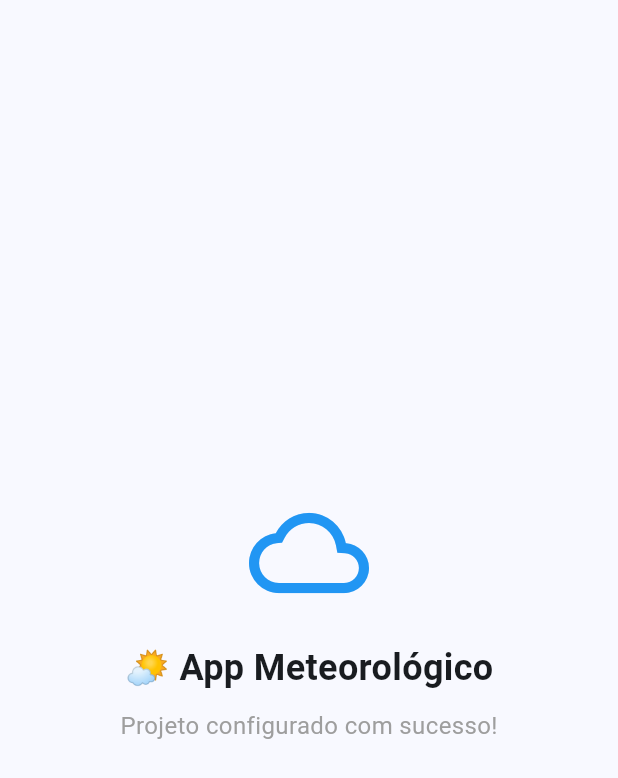
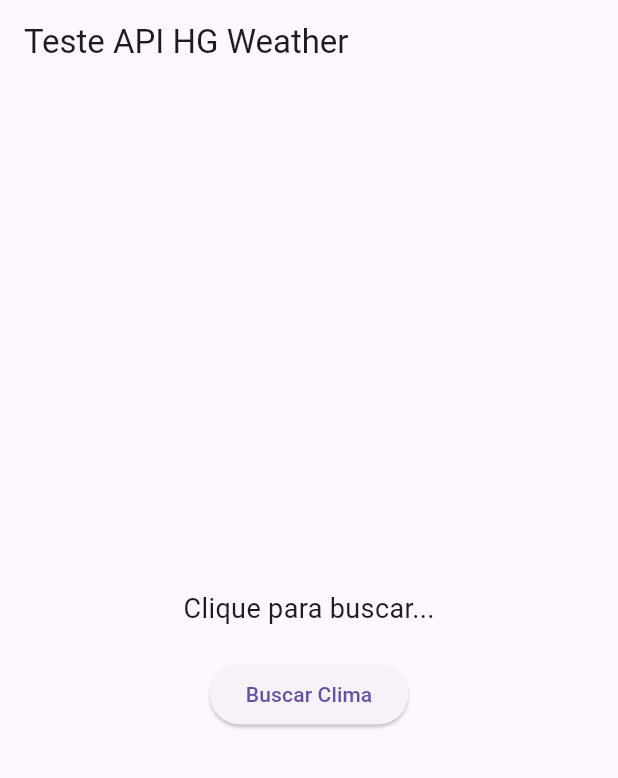
Before and after one commit to JulioLDS/app-meteorologico-flutter, a Flutter app: the screen it shows after launch, on a phone screen of 412 x 824 dp. Shown: the top 778 px of the screen. Run offline on Flutter 3.47's test engine with Material 3 defaults, Android fonts, the phone set to English and light mode, and no system bars.

Commit message:
feat: integrate HG Weather API with CORS proxy support
- Implemented real-time weather data from HG Brasil API
- Added multi-proxy fallback strategy for CORS handling in Flutter Web
- Updated WeatherData and Forecast models with json_serializable
- Included city search parameter and Portuguese locale support
- Added robust error handling with mock fallback for development
- Tested successfully in GitHub Codespaces with Flutter Web

```diff
--- a/app_meteorologico/lib/main.dart
+++ b/app_meteorologico/lib/main.dart
@@ -1,4 +1,6 @@
 import 'package:flutter/material.dart';
+import 'services/weather_service.dart';
+import 'models/weather_model.dart';
 
 void main() {
   runApp(const MyApp());
@@ -11,41 +13,108 @@ class MyApp extends StatelessWidget {
   Widget build(BuildContext context) {
     return MaterialApp(
       title: 'Clima Brasil',
-      debugShowCheckedModeBanner: false,
-      theme: ThemeData(
-        colorScheme: ColorScheme.fromSeed(seedColor: Colors.blue),
-        useMaterial3: true,
-      ),
-      home: const Scaffold(
+      theme: ThemeData(primarySwatch: Colors.blue),
+      home: const WeatherTestScreen(),
+    );
+  }
+}
+
+class WeatherTestScreen extends StatefulWidget {
+  const WeatherTestScreen({super.key});
+
+  @override
+  State<WeatherTestScreen> createState() => _WeatherTestScreenState();
+}
+
+class _WeatherTestScreenState extends State<WeatherTestScreen> {
+  WeatherData? weather;
+  String status = 'Clique para buscar...';
+
+  Future<void> buscarClima() async {
+    setState(() { status = 'Buscando...'; });
+
+    try {
+      final service = WeatherService();
+      // Se quiser testar outra cidade, passe o parâmetro:
+      // final data = await service.fetchWeather(city: 'São Paulo');
+      final data = await service.fetchWeather();
+
+      setState(() {
+        weather = data;
+        status = 'Dados carregados!';
+      });
+
+      // Logs no terminal com os NOVOS nomes de campo
+      print('✅ Cidade: ${data.cityName}');
+      print('✅ Temperatura: ${data.temperature} °C');
+      print('✅ Umidade: ${data.humidity}%');
+      print('✅ Condição: ${data.description}');
+      if (data.forecast != null && data.forecast!.isNotEmpty) {
+        print('📅 Previsão amanhã: ${data.forecast![0].description}');
+      }
+
+    } catch (e) {
+      setState(() { status = 'Erro: $e'; });
+      print('❌ Erro: $e');
+    }
+  }
+
+  @override
+  Widget build(BuildContext context) {
+    return Scaffold(
+      appBar: AppBar(title: const Text('Teste API HG Weather')),
       body: Center(
         child: Column(
           mainAxisAlignment: MainAxisAlignment.center,
           children: [
-              Icon(
-                Icons.cloud_outlined,
-                size: 80,
-                color: Colors.blue,
+            Text(status, style: const TextStyle(fontSize: 18)),
+            const SizedBox(height: 20),
+            ElevatedButton(
+              onPressed: buscarClima,
+              child: const Text('Buscar Clima'),
             ),
-              SizedBox(height: 20),
+            if (weather != null) ...[
+              const SizedBox(height: 30),
+              Card(
+                elevation: 4,
+                child: Padding(
+                  padding: const EdgeInsets.all(16.0),
+                  child: Column(
+                    children: [
                       Text(
-                '🌤️ App Meteorológico',
-                style: TextStyle(
-                  fontSize: 24,
+                        weather!.cityName ?? 'Local desconhecido',
+                        style: const TextStyle(
+                          fontSize: 20,
                           fontWeight: FontWeight.bold,
                         ),
                       ),
-              SizedBox(height: 10),
+                      const SizedBox(height: 10),
                       Text(
-                'Projeto configurado com sucesso!',
-                style: TextStyle(
-                  fontSize: 16,
-                  color: Colors.grey,
+                        '${weather!.temperature?.toStringAsFixed(1)} °C',
+                        style: const TextStyle(fontSize: 32, fontWeight: FontWeight.w300),
                       ),
+                      Text(weather!.description ?? ''),
+                      const SizedBox(height: 10),
+                      Row(
+                        mainAxisAlignment: MainAxisAlignment.center,
+                        children: [
+                          Icon(Icons.water_drop, size: 16, color: Colors.blue),
+                          const SizedBox(width: 4),
+                          Text('${weather!.humidity}% umidade'),
+                          const SizedBox(width: 20),
+                          Icon(Icons.air, size: 16, color: Colors.blue),
+                          const SizedBox(width: 4),
+                          Text('${weather!.windSpeed}'),
+                        ],
                       ),
                     ],
                   ),
                 ),
               ),
+            ],
+          ],
+        ),
+      ),
     );
   }
 }
--- /dev/null
+++ b/app_meteorologico/lib/models/weather_model.dart
@@ -0,0 +1,53 @@
+import 'package:json_annotation/json_annotation.dart';
+
+part 'weather_model.g.dart';
+
+@JsonSerializable()
+class WeatherData {
+  final String? cityName;
+  final String? description;
+  final double? temperature;
+  final int? humidity;
+  final String? windSpeed;
+  final String? date;
+  final List<Forecast>? forecast;
+
+  WeatherData({
+    this.cityName,
+    this.description,
+    this.temperature,
+    this.humidity,
+    this.windSpeed,
+    this.date,
+    this.forecast,
+  });
+
+  factory WeatherData.fromJson(Map<String, dynamic> json) =>
+      _$WeatherDataFromJson(json);
+
+  Map<String, dynamic> toJson() => _$WeatherDataToJson(this);
+}
+
+@JsonSerializable()
+class Forecast {
+  final String? date;
+  final String? weekday;
+  final int? min;
+  final int? max;
+  final String? description;
+  final int? rainProbability;
+
+  Forecast({
+    this.date,
+    this.weekday,
+    this.min,
+    this.max,
+    this.description,
+    this.rainProbability,
+  });
+
+  factory Forecast.fromJson(Map<String, dynamic> json) =>
+      _$ForecastFromJson(json);
+
+  Map<String, dynamic> toJson() => _$ForecastToJson(this);
+}
```
Also changed, not shown: app_meteorologico/lib/services/weather_service.dart (added, +110 -0 lines), app_meteorologico/lib/models/weather_model.g.dart (added). Lines whose indentation alone changed are shown as unchanged.
